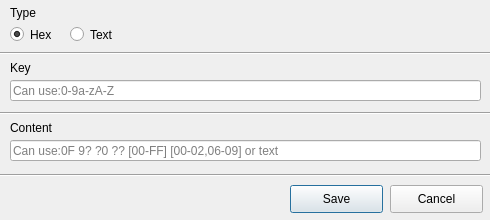
This is FireDogEditor/FireDogFeatureInfo.ui in MountCloud/FireDog as Qt 5 draws it before an edit. The edited form follows.
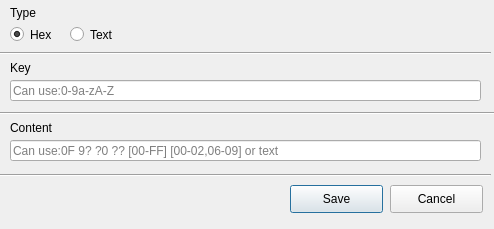
This is the edited form.

Commit message: 界面国际化

```diff
--- a/FireDogEditor/FireDogFeatureInfo.ui
+++ b/FireDogEditor/FireDogFeatureInfo.ui
@@ -6,8 +6,8 @@
    <rect>
     <x>0</x>
     <y>0</y>
-    <width>490</width>
-    <height>220</height>
+    <width>494</width>
+    <height>229</height>
    </rect>
   </property>
   <property name="minimumSize">
```
The commit also changes 7 other files.
